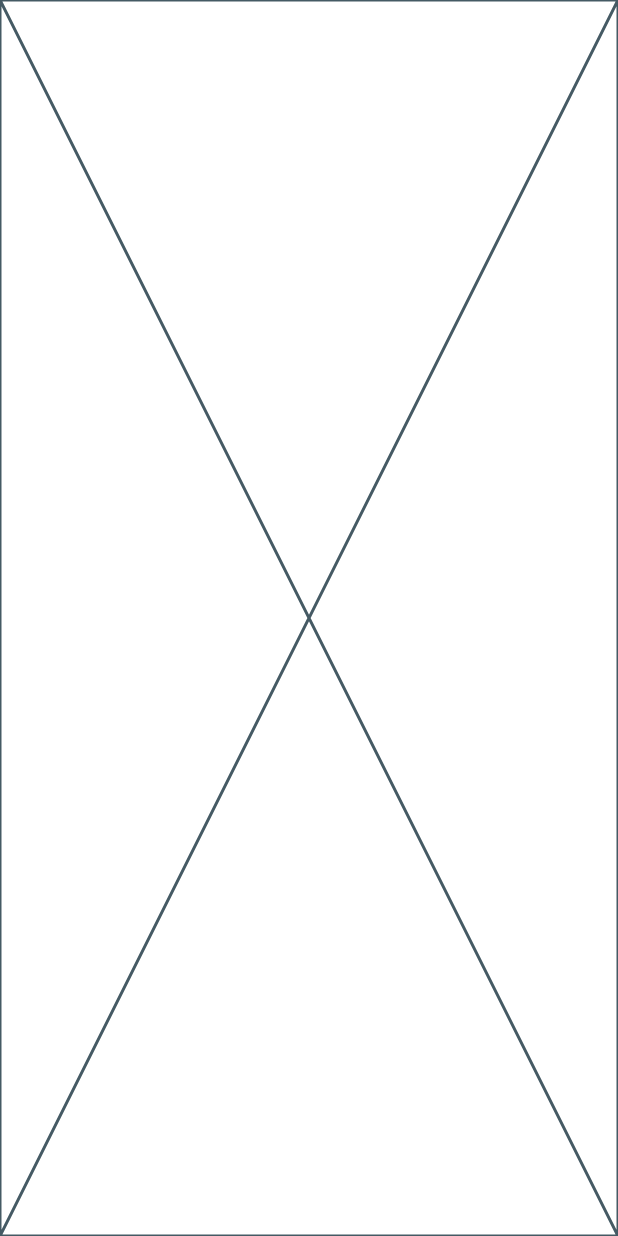
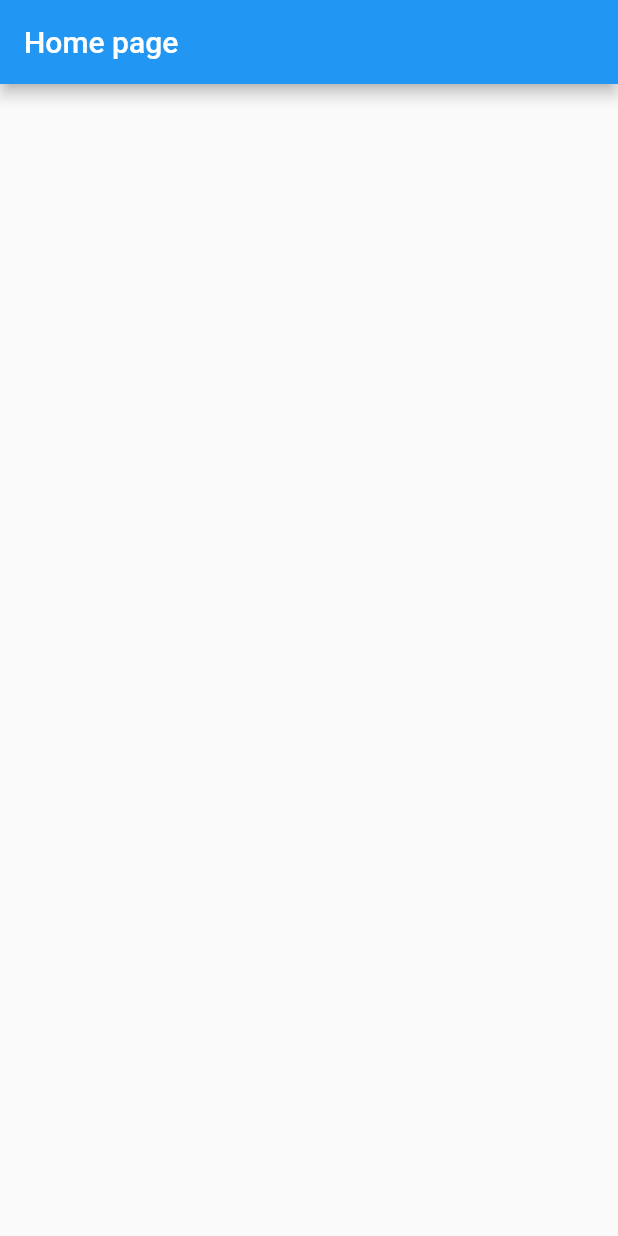
Before and after one commit to phamtanphat/flutter_weather_forcast29092023, a Flutter app: the screen it shows after launch, on a phone screen of 412 x 824 dp. Run offline on Flutter 3.47's test engine with Material 2 defaults, Android fonts, the light colour scheme and no system bars.

Commit message:
setup font

```diff
--- a/lib/presentation/home/home_page.dart
+++ b/lib/presentation/home/home_page.dart
@@ -9,6 +9,10 @@ class HomePage extends StatefulWidget {
 class _HomePageState extends State<HomePage> {
   @override
   Widget build(BuildContext context) {
-    return const Placeholder();
+    return Scaffold(
+      appBar: AppBar(
+        title: Text("Home page", style: TextStyle()),
+      ),
+    );
   }
 }
```
Also changed, not shown: pubspec.yaml (+11 -0 lines), assets/fonts/roboto-bold.ttf (added), assets/fonts/roboto-italic.ttf (added), assets/fonts/roboto-regular.ttf (added), assets/icon/weathericons-regular.ttf (added).
